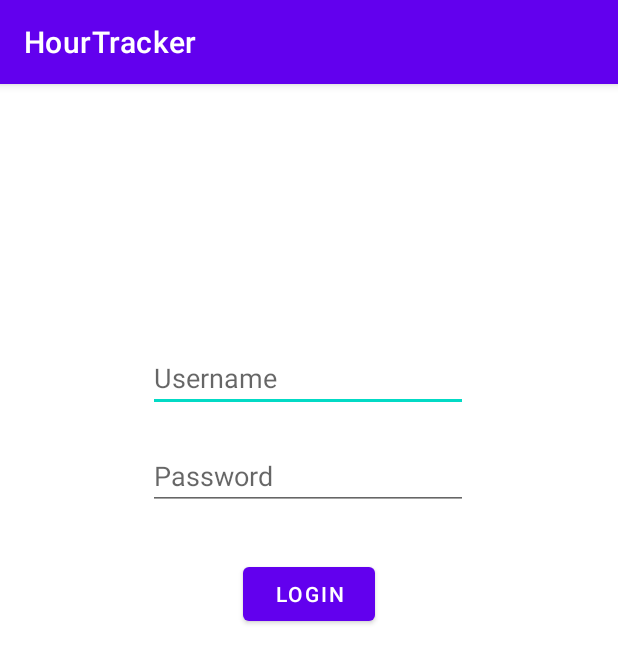
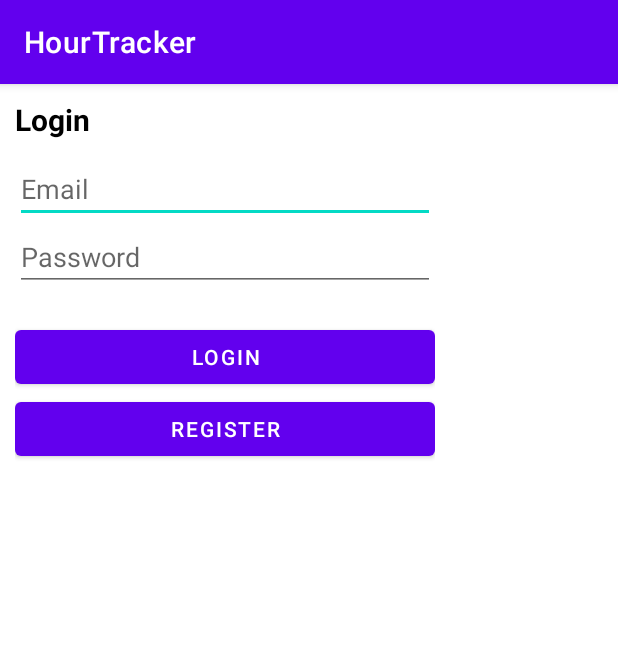
Before and after one commit to thompsonb908/HourTracker, an Android app: the screen it shows after launch (MainActivity before the commit, LoginActivity after it), on a phone screen of 412 x 824 dp. Shown: the top 663 px of the screen. Run offline under Robolectric (Android 15) with nearby library versions, the phone set to English and light mode, and no system bars.

Commit message:
Login and register now uses fragments

```diff
--- a/app/build.gradle
+++ b/app/build.gradle
@@ -33,6 +33,7 @@ dependencies {
     implementation 'androidx.appcompat:appcompat:1.2.0'
     implementation 'com.google.android.material:material:1.2.1'
     implementation 'androidx.constraintlayout:constraintlayout:2.0.4'
+    implementation 'androidx.legacy:legacy-support-v4:1.0.0'
     testImplementation 'junit:junit:4.+'
     androidTestImplementation 'androidx.test.ext:junit:1.1.2'
     androidTestImplementation 'androidx.test.espresso:espresso-core:3.3.0'
--- /dev/null
+++ b/app/src/main/java/com/floridapoly/volunteer/hourtracker/CallbackFragment.java
@@ -0,0 +1,5 @@
+package com.floridapoly.volunteer.hourtracker;
+
+public interface CallbackFragment {
+    void changeFragment();
+}
--- /dev/null
+++ b/app/src/main/java/com/floridapoly/volunteer/hourtracker/LoginActivity.java
@@ -0,0 +1,45 @@
+package com.floridapoly.volunteer.hourtracker;
+
+import androidx.appcompat.app.AppCompatActivity;
+import androidx.fragment.app.Fragment;
+import androidx.fragment.app.FragmentManager;
+import androidx.fragment.app.FragmentTransaction;
+
+import android.os.Bundle;
+import android.telecom.Call;
+import android.view.Window;
+
+public class LoginActivity extends AppCompatActivity implements CallbackFragment {
+    Fragment fragment;
+    FragmentManager fragmentManager;
+    FragmentTransaction fragmentTransaction;
+
+    @Override
+    protected void onCreate(Bundle savedInstanceState) {
+        super.onCreate(savedInstanceState);
+        setContentView(R.layout.activity_login);
+        addFragment();
+    }
+
+    public void addFragment(){
+        LoginFragment fragment = new LoginFragment();
+        fragment.setCallbackFragment(this);
+        fragmentManager = getSupportFragmentManager();
+        fragmentTransaction = fragmentManager.beginTransaction();
+        fragmentTransaction.add(R.id.fragmentContainer,fragment);
+        fragmentTransaction.commit();
+    }
+
+    public void replaceFragment(){
+        fragment = new RegisterFragment();
+        fragmentManager = getSupportFragmentManager();
+        fragmentTransaction = fragmentManager.beginTransaction();
+        fragmentTransaction.addToBackStack(null);
+        fragmentTransaction.replace(R.id.fragmentContainer,fragment);
+        fragmentTransaction.commit();
+    }
+
+    public void changeFragment(){
+        replaceFragment();
+    }
+}
--- /dev/null
+++ b/app/src/main/java/com/floridapoly/volunteer/hourtracker/LoginFragment.java
@@ -0,0 +1,53 @@
+package com.floridapoly.volunteer.hourtracker;
+
+import android.app.Activity;
+import android.content.Intent;
+import android.os.Bundle;
+
+import androidx.fragment.app.Fragment;
+
+import android.view.LayoutInflater;
+import android.view.View;
+import android.view.ViewGroup;
+import android.widget.Button;
+import android.widget.EditText;
+import android.widget.Toast;
+
+public class LoginFragment extends Fragment {
+
+    Button btnLogin, btnRegister;
+    EditText etUsername, etPassword;
+    CallbackFragment callbackFragment;
+
+    @Override
+    public View onCreateView(LayoutInflater inflater, ViewGroup container,
+                             Bundle savedInstanceState) {
+        View view = inflater.inflate(R.layout.fragment_login,container,false);
+
+        etUsername = view.findViewById(R.id.log_username);
+        etPassword = view.findViewById(R.id.log_password);
+
+        btnLogin = view.findViewById(R.id.log_login);
+        btnRegister = view.findViewById(R.id.log_register);
+
+        btnLogin.setOnClickListener((View.OnClickListener) v -> {
+            if ((etUsername.getText().toString().equals("")) || (etPassword.getText().toString().equals(""))) {
+                Toast.makeText((Activity) getContext(), "Input username and password", Toast.LENGTH_SHORT).show();
+            } else {
+                // needs authentication
+                Intent intent = new Intent(getContext(), MainActivity.class);
+                startActivity(intent);
+            }
+        });
+        btnRegister.setOnClickListener(v -> {
+            if(callbackFragment!=null){
+                callbackFragment.changeFragment();
+            }
+        });
+                // Inflate the layout for this fragment
+        return view;
+    }
+    public void setCallbackFragment(CallbackFragment callbackFragment){
+        this.callbackFragment = callbackFragment;
+    }
+}
--- a/app/src/main/java/com/floridapoly/volunteer/hourtracker/MainActivity.java
+++ b/app/src/main/java/com/floridapoly/volunteer/hourtracker/MainActivity.java
@@ -9,33 +9,13 @@ import android.view.View;
 import android.widget.Button;
 import android.widget.EditText;
 
-public class MainActivity extends AppCompatActivity implements View.OnClickListener {
-
-    private EditText username;
-    private EditText password;
-    private Button login;
+public class MainActivity extends AppCompatActivity {
 
     @Override
     protected void onCreate(Bundle savedInstanceState) {
         super.onCreate(savedInstanceState);
         setContentView(R.layout.activity_main);
 
-        username = (EditText)findViewById(R.id.etUsername);
-        password = (EditText)findViewById(R.id.etPassword);
-        login = (Button) findViewById(R.id.btnLogin);
-        login.setOnClickListener(this);
-    }
-
-    private void validate(Editable username, Editable password) {
-        //if((username.toString() == "Test") && (password.toString() == "1234")){
-            Intent intent = new Intent(MainActivity.this, SecondActivity.class);
-            startActivity(intent);
-        //}
-    }
-
-    @Override
-    public void onClick(View v) {
-        validate(username.getText(), password.getText());
     }
 
 }
--- /dev/null
+++ b/app/src/main/res/layout/activity_login.xml
@@ -0,0 +1,14 @@
+<?xml version="1.0" encoding="utf-8"?>
+<androidx.constraintlayout.widget.ConstraintLayout xmlns:android="http://schemas.android.com/apk/res/android"
+    xmlns:tools="http://schemas.android.com/tools"
+    android:layout_width="match_parent"
+    android:layout_height="match_parent"
+    android:gravity="center"
+    android:orientation="vertical"
+    tools:context=".LoginActivity">
+    <FrameLayout
+        android:layout_width="match_parent"
+        android:layout_height="match_parent"
+        android:id="@+id/fragmentContainer"/>
+
+</androidx.constraintlayout.widget.ConstraintLayout>
--- a/app/src/main/res/layout/activity_main.xml
+++ b/app/src/main/res/layout/activity_main.xml
@@ -8,40 +8,21 @@
     android:layout_height="match_parent"
     tools:context=".MainActivity">
 
-    <EditText
-        android:id="@+id/etUsername"
-        android:layout_width="wrap_content"
+    <androidx.viewpager.widget.ViewPager
+        android:id="@+id/content_container"
+        android:layout_width="match_parent"
+        android:layout_height="0dp"
+        android:layout_marginBottom="50dp"
+        app:layout_constraintBottom_toBottomOf="parent"
+        app:layout_constraintTop_toTopOf="parent"
+        app:layout_constraintVertical_bias="0.5" />
+
+    <com.google.android.material.tabs.TabLayout
+        android:id="@+id/main_nav"
+        android:layout_width="match_parent"
         android:layout_height="wrap_content"
-        android:ems="10"
-        android:hint="@string/username_field"
-        android:inputType="textPersonName"
         app:layout_constraintBottom_toBottomOf="parent"
-        app:layout_constraintEnd_toEndOf="parent"
-        app:layout_constraintHorizontal_bias="0.497"
-        app:layout_constraintStart_toStartOf="parent"
-        app:layout_constraintTop_toTopOf="parent"
-        app:layout_constraintVertical_bias="0.24" />
+        tools:layout_editor_absoluteX="0dp">
+    </com.google.android.material.tabs.TabLayout>
 
-    <EditText
-        android:id="@+id/etPassword"
-        android:layout_width="wrap_content"
-        android:layout_height="wrap_content"
-        android:layout_marginTop="20dp"
-        android:ems="10"
-        android:hint="@string/password_field"
-        android:inputType="textPassword"
-        app:layout_constraintEnd_toEndOf="parent"
-        app:layout_constraintHorizontal_bias="0.497"
-        app:layout_constraintStart_toStartOf="parent"
-        app:layout_constraintTop_toBottomOf="@+id/etUsername" />
-
-    <Button
-        android:id="@+id/btnLogin"
-        android:layout_width="wrap_content"
-        android:layout_height="wrap_content"
-        android:layout_marginTop="32dp"
-        android:text="@string/login_button"
-        app:layout_constraintEnd_toEndOf="parent"
-        app:layout_constraintStart_toStartOf="parent"
-        app:layout_constraintTop_toBottomOf="@+id/etPassword" />
 </androidx.constraintlayout.widget.ConstraintLayout>
--- /dev/null
+++ b/app/src/main/res/layout/fragment_login.xml
@@ -0,0 +1,60 @@
+<?xml version="1.0" encoding="utf-8"?>
+<FrameLayout xmlns:android="http://schemas.android.com/apk/res/android"
+    xmlns:tools="http://schemas.android.com/tools"
+    android:layout_width="match_parent"
+    android:layout_height="match_parent"
+    android:gravity="center"
+    tools:context=".LoginFragment">
+
+    <LinearLayout
+        android:layout_width="300dp"
+        android:layout_height="wrap_content"
+        android:padding="10dp"
+        android:orientation="vertical"
+        tools:ignore="UselessParent">
+
+        <TextView
+            android:id="@+id/log_textview"
+            android:layout_width="wrap_content"
+            android:layout_height="wrap_content"
+            android:textSize="20sp"
+            android:textColor="#000"
+            android:textStyle="bold"
+            android:text="@string/login"/>
+
+        <EditText
+            android:id="@+id/log_username"
+            android:layout_width="match_parent"
+            android:layout_height="wrap_content"
+            android:layout_weight="1"
+            android:layout_marginTop="10dp"
+            android:ems="10"
+            android:inputType="textPersonName"
+            android:hint="@string/email"
+            android:autofillHints="" />
+
+        <EditText
+            android:id="@+id/log_password"
+            android:layout_width="match_parent"
+            android:layout_height="wrap_content"
+            android:layout_weight="1"
+            android:ems="10"
+            android:inputType="textPassword"
+            android:hint="@string/password"
+            android:autofillHints="" />
+
+        <Button
+            android:layout_marginTop="20dp"
+            android:layout_width="match_parent"
+            android:layout_height="wrap_content"
+            android:id="@+id/log_login"
+            android:text="@string/login"/>
+
+        <Button
+            android:id="@+id/log_register"
+            android:layout_width="match_parent"
+            android:layout_height="wrap_content"
+            android:text="@string/register"/>
+
+    </LinearLayout>
+</FrameLayout>
--- a/app/src/main/res/values/strings.xml
+++ b/app/src/main/res/values/strings.xml
@@ -4,4 +4,9 @@
     <string name="password_field">Password</string>
     <string name="login_button">Login</string>
     <string name="login_success">Congrats</string>
+    <string name="hello_blank_fragment">Hello blank fragment</string>
+    <string name="login">Login</string>
+    <string name="email">Email</string>
+    <string name="password">Password</string>
+    <string name="register">Register</string>
 </resources>
```
Also changed, not shown: app/src/main/AndroidManifest.xml (+5 -4 lines), app/src/main/java/com/floridapoly/volunteer/hourtracker/RegisterFragment.java (added, +39 -0 lines), app/src/main/java/com/floridapoly/volunteer/hourtracker/SecondActivity.java (deleted, +0 -14 lines), app/src/main/res/layout/activity_second.xml (deleted, +0 -23 lines), app/src/main/res/layout/fragment_register.xml (added, +53 -0 lines).
